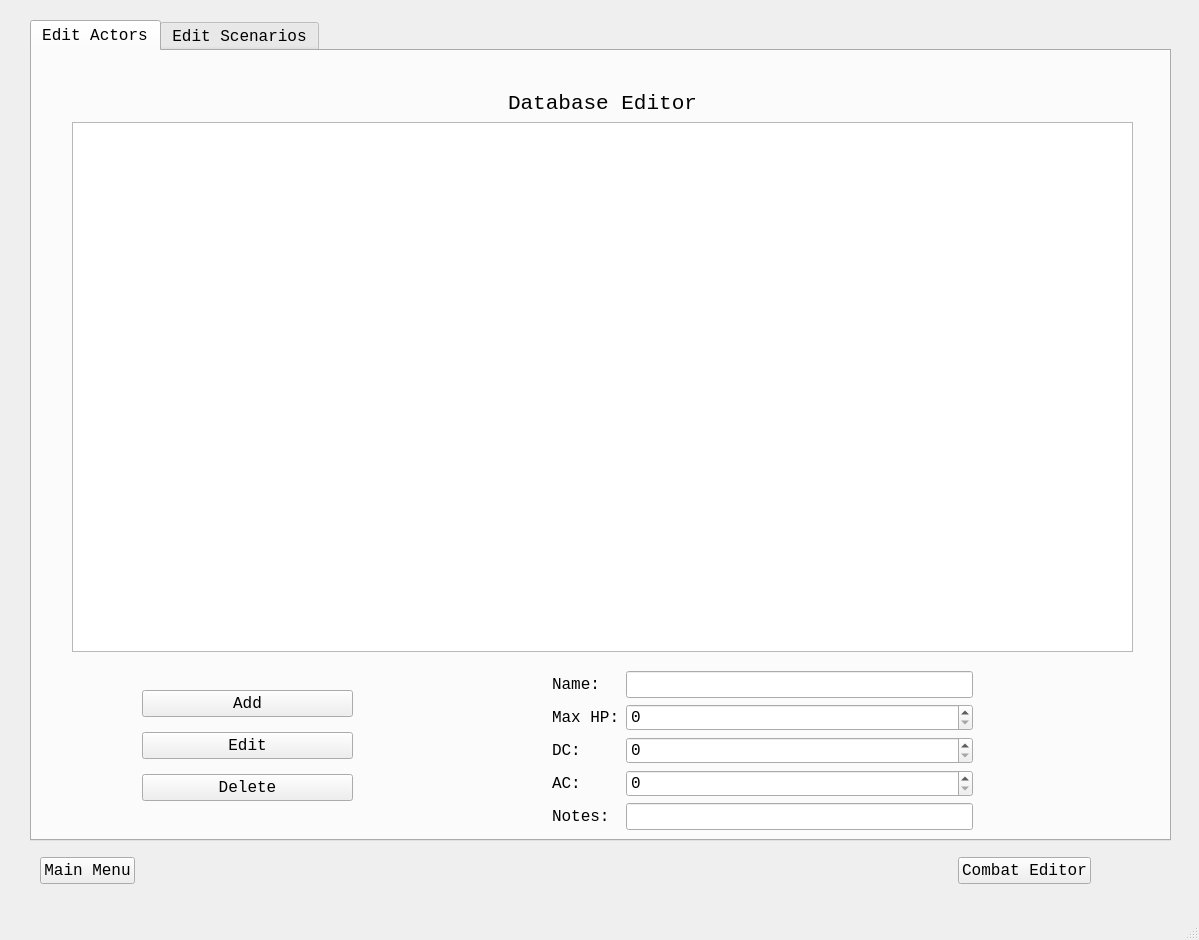
Old version of the form Dnd-Combat-Tracker/mainwindow.ui in the repository taintedbones/Dnd-Combat-Tracker.
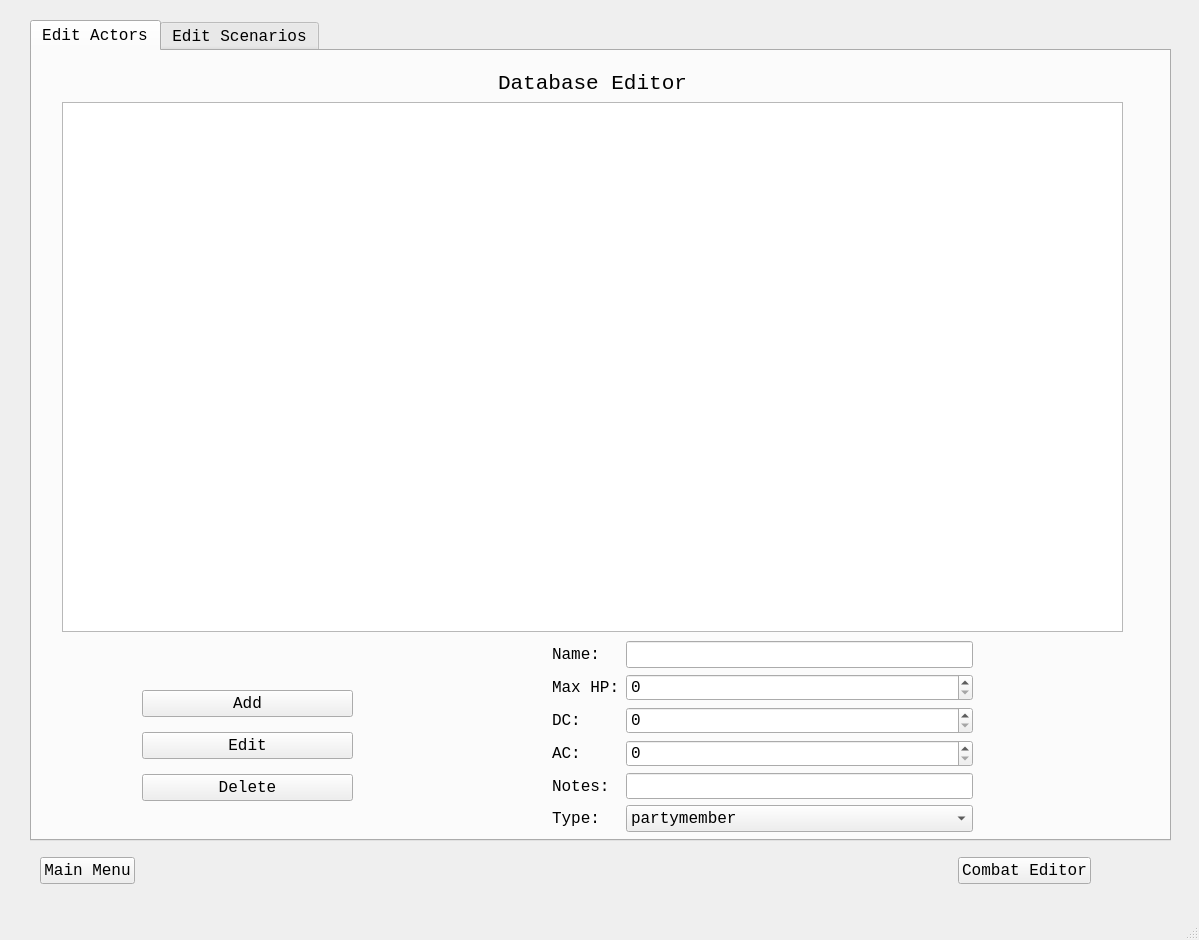
New version of the form. The open tabs and pages were chosen to show the change.

Commit message: Added formatting for table views

What changed in the file:
```diff
--- a/Dnd-Combat-Tracker/mainwindow.ui
+++ b/Dnd-Combat-Tracker/mainwindow.ui
@@ -951,8 +951,8 @@
        <widget class="QWidget" name="verticalLayoutWidget_3">
         <property name="geometry">
          <rect>
-          <x>40</x>
-          <y>40</y>
+          <x>30</x>
+          <y>20</y>
           <width>1061</width>
           <height>561</height>
          </rect>
@@ -989,9 +989,9 @@
         <property name="geometry">
          <rect>
           <x>520</x>
-          <y>620</y>
+          <y>590</y>
           <width>421</width>
-          <height>159</height>
+          <height>191</height>
          </rect>
         </property>
         <layout class="QFormLayout" name="editActors_formLayout">
@@ -1045,6 +1045,37 @@
          <item row="4" column="1">
           <widget class="QLineEdit" name="notes_editActors_lineEdit"/>
          </item>
+         <item row="5" column="0">
+          <widget class="QLabel" name="type_editActors_label">
+           <property name="text">
+            <string>Type:</string>
+           </property>
+          </widget>
+         </item>
+         <item row="5" column="1">
+          <widget class="QComboBox" name="type_editActors_comboBox">
+           <item>
+            <property name="text">
+             <string>partymember</string>
+            </property>
+           </item>
+           <item>
+            <property name="text">
+             <string>creature</string>
+            </property>
+           </item>
+           <item>
+            <property name="text">
+             <string>companion</string>
+            </property>
+           </item>
+           <item>
+            <property name="text">
+             <string>effect</string>
+            </property>
+           </item>
+          </widget>
+         </item>
         </layout>
        </widget>
       </widget>
```
Left out of the diff: 38 changed lines with no effect on the pictures.
